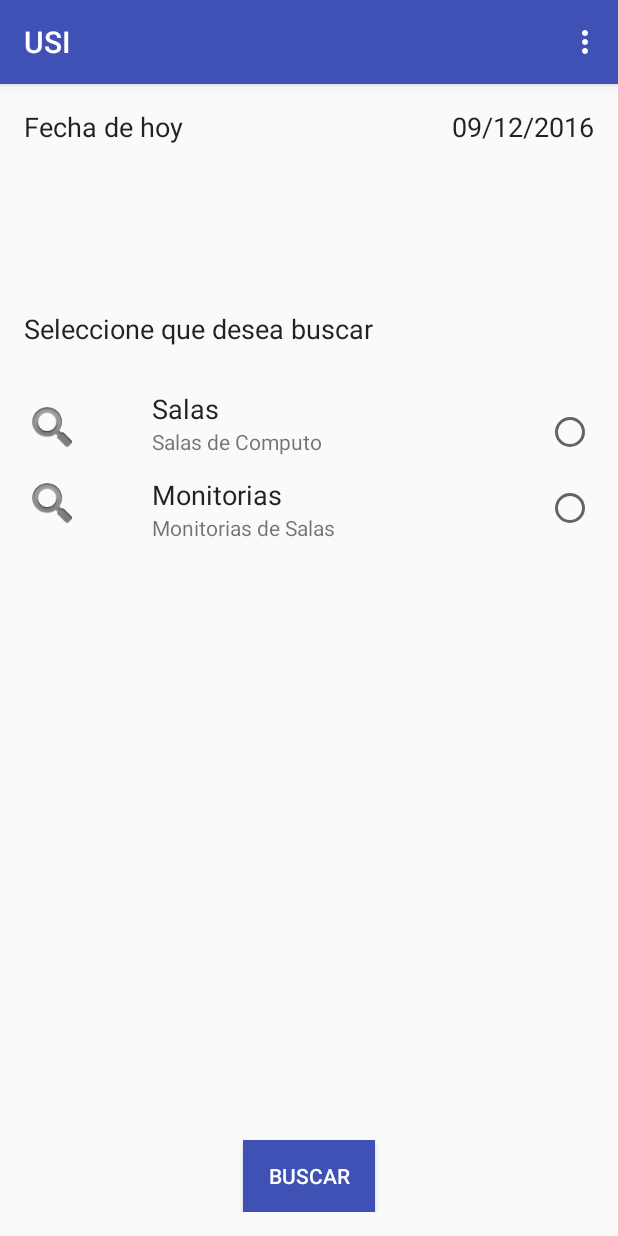
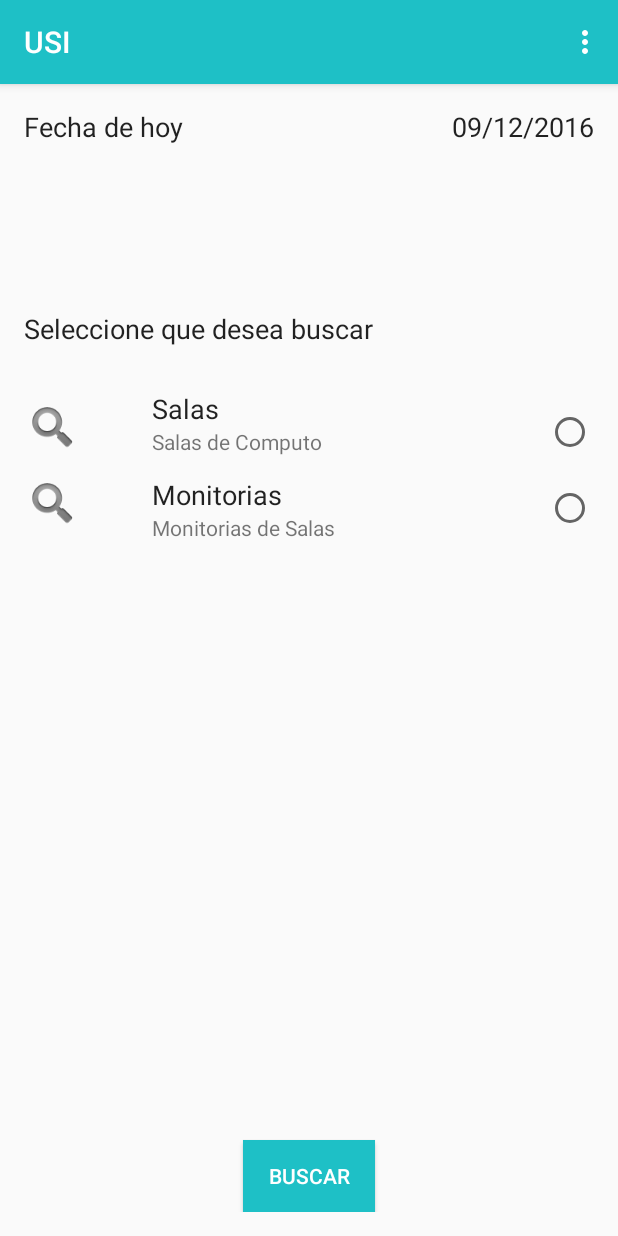
Before and after one commit to brayan-stiven-v-v/usi-app, an Android app: the screen it shows after launch (MainActivity), on a phone screen of 412 x 824 dp. Run offline under Robolectric (Android 15) with nearby library versions, the light colour scheme and no system bars.

Commit message:
Nuevo icono y colores de la app

```diff
--- a/USI/app/src/main/res/values/colors.xml
+++ b/USI/app/src/main/res/values/colors.xml
@@ -1,8 +1,8 @@
 <?xml version="1.0" encoding="utf-8"?>
 <resources>
-    <color name="colorPrimary">#3f51b5</color>
-    <color name="colorPrimaryDark">#303f9f</color>
-    <color name="colorAccent">#4caf50</color>
+    <color name="colorPrimary">#1ec0c6</color>
+    <color name="colorPrimaryDark">#1cb2b7</color>
+    <color name="colorAccent">#27c35e</color>
     <color name="colorControlNormal">#8a000000</color>
 
 </resources>
--- a/USI/build.gradle
+++ b/USI/build.gradle
@@ -5,7 +5,7 @@ buildscript {
         jcenter()
     }
     dependencies {
-        classpath 'com.android.tools.build:gradle:2.2.2'
+        classpath 'com.android.tools.build:gradle:2.2.3'
 
         // NOTE: Do not place your application dependencies here; they belong
         // in the individual module build.gradle files
```
Also changed, not shown: USI/app/src/main/res/mipmap-hdpi/ic_launcher.png, USI/app/src/main/res/mipmap-mdpi/ic_launcher.png, USI/app/src/main/res/mipmap-xhdpi/ic_launcher.png, USI/app/src/main/res/mipmap-xxhdpi/ic_launcher.png, USI/app/src/main/res/mipmap-xxxhdpi/ic_launcher.png, 9 other files.
